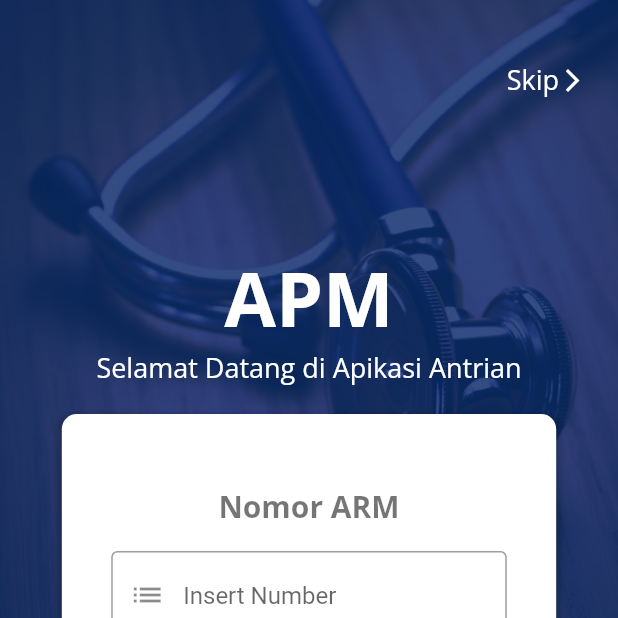
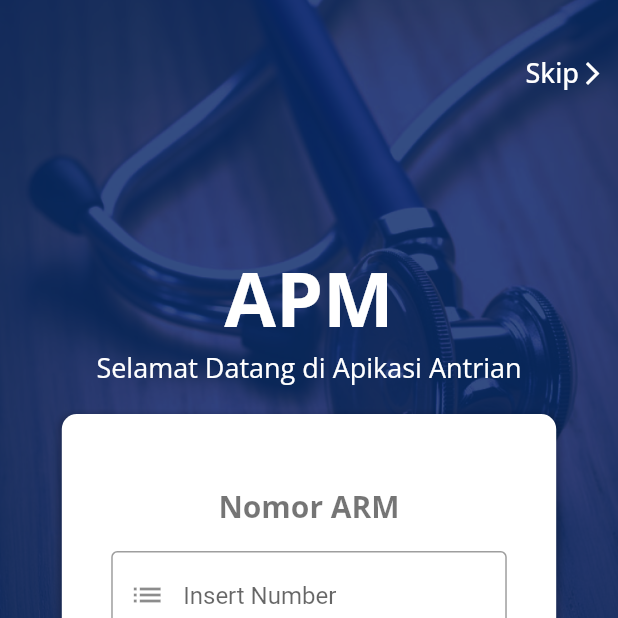
Before and after one commit to praztyobudi/SinauFlutter, a Flutter app: the screen it shows after launch, on a phone screen of 412 x 824 dp, the top half of it. Run offline on Flutter 3.47's test engine with Material 2 defaults, Android fonts, the phone set to English and light mode, and no system bars; drawn by our look-alikes of date_time_picker; our stand-ins replace carousel_slider, get, google_fonts, persistent_bottom_nav_bar, sizer.

Commit message:
Tambah | getx & route di main

```diff
--- a/lib/main.dart
+++ b/lib/main.dart
@@ -1,55 +1,28 @@
 import 'package:flutter/material.dart';
-import 'package:latihanflutter/login.dart';
+import 'package:get/get.dart';
+import 'package:get/get_navigation/src/root/get_material_app.dart';
+import 'package:get/get_navigation/src/routes/get_route.dart';
+import 'package:latihanflutter/view/dashboard.dart';
+import 'package:latihanflutter/view/login.dart';
 
-// void main() {
-//   runApp(MyApp());
-// }
 void main() => runApp(MainPage());
 
-class MainPage extends StatefulWidget {
-  @override
-  _MainPageState createState() => _MainPageState();
-}
-
-class _MainPageState extends State<MainPage> with WidgetsBindingObserver {
-  @override
-  void initState() {
-    super.initState();
-
-    WidgetsBinding.instance.addObserver(this);
-  }
-
-  @override
-  void dispose() {
-    WidgetsBinding.instance.removeObserver(this);
-    super.dispose();
-  }
-
-  @override
-  void didChangeAppLifecycleState(AppLifecycleState state) {
-    super.didChangeAppLifecycleState(state);
-    if (state == AppLifecycleState.inactive) {
-      print("====>INACTIVE<====");
-    }
-    if (state == AppLifecycleState.paused) {
-      print("====>PAUSE<====");
-    }
-    if (state == AppLifecycleState.resumed) {
-      print("====>RESUME<====");
-    }
-    if (state == AppLifecycleState.detached) {
-      print("====>DETACTED<====");
-    }
-  }
-
+class MainPage extends StatelessWidget {
   @override
   Widget build(BuildContext context) {
-    return MaterialApp(
-      debugShowCheckedModeBanner: false, //menghilangkan banner debug
-      routes: {
-        '/': (context) => LoginPage(),
-        // '/dashboard': (context) => Page1()
-      },
+    return GetMaterialApp(
+      getPages: [
+        GetPage(
+          name: '/',
+          page: () => LoginPage(),
+        ),
+        GetPage(
+            name: '/home',
+            page: () => Page1(),
+            transition: Transition.leftToRight,
+            transitionDuration: Duration(seconds: 1)),
+      ],
+      debugShowCheckedModeBanner: false,
     );
   }
 }
--- a/lib/content/beranda/berita_slide.dart
+++ b/lib/view/content/beranda/berita_slide.dart
@@ -1,7 +1,7 @@
 import 'package:flutter/material.dart';
 import 'package:google_fonts/google_fonts.dart';
 import 'package:carousel_slider/carousel_slider.dart';
-import 'package:latihanflutter/content/beranda/berita_semua_slide.dart';
+import 'package:latihanflutter/view/content/beranda/berita_semua_slide.dart';
 import 'package:sizer/sizer.dart';
 
 class NewsSlide extends StatefulWidget {
--- a/lib/content/beranda/menus.dart
+++ b/lib/view/content/beranda/menus.dart
@@ -1,6 +1,6 @@
 import 'package:flutter/material.dart';
 import 'package:google_fonts/google_fonts.dart';
-import 'package:latihanflutter/src/screensize.dart';
+import 'package:latihanflutter/view/src/screensize.dart';
 import 'package:flutter/cupertino.dart';
 
 class Menus extends StatefulWidget {
--- a/lib/content/beranda/slides_master.dart
+++ b/lib/view/content/beranda/slides_master.dart
@@ -1,11 +1,11 @@
 import 'dart:ui';
 
 import 'package:flutter/material.dart';
-import 'package:latihanflutter/content/beranda/menus.dart';
-import 'package:latihanflutter/content/beranda/berita_slide.dart';
+import 'package:latihanflutter/view/content/beranda/menus.dart';
+import 'package:latihanflutter/view/content/beranda/berita_slide.dart';
 import 'package:sizer/sizer.dart';
 import 'package:carousel_slider/carousel_slider.dart';
-import 'package:latihanflutter/content/beranda/berita_slide.dart'
+import 'package:latihanflutter/view/content/beranda/berita_slide.dart'
     show NewsSlide;
 
 class Home extends StatefulWidget {
--- a/lib/dashboard.dart
+++ b/lib/view/dashboard.dart
@@ -1,6 +1,6 @@
 import 'package:flutter/material.dart';
-import 'package:latihanflutter/content/beranda/slides_master.dart';
-import 'package:latihanflutter/content/info/infoUtama.dart';
+import 'package:latihanflutter/view/content/beranda/slides_master.dart';
+import 'package:latihanflutter/view/content/info/infoUtama.dart';
 import 'package:persistent_bottom_nav_bar/persistent-tab-view.dart';
 import 'package:flutter/cupertino.dart';
 
--- a/lib/login.dart
+++ b/lib/view/login.dart
@@ -2,10 +2,12 @@ import 'dart:math';
 import 'dart:ui';
 
 import 'package:flutter/material.dart';
+import 'package:sizer/sizer.dart';
+import 'package:get/get.dart';
 import 'package:google_fonts/google_fonts.dart';
-import 'package:latihanflutter/src/screensize.dart';
+import 'package:latihanflutter/view/src/screensize.dart';
 import 'package:date_time_picker/date_time_picker.dart';
-import 'package:latihanflutter/dashboard.dart';
+import 'package:latihanflutter/view/dashboard.dart';
 
 class LoginPage extends StatefulWidget {
   LoginPage({Key key}) : super(key: key);
@@ -213,31 +215,34 @@ class _LoginPageState extends State<LoginPage> {
                     fontSize: 15,
                   )),
             ),
-            Row(
+            Container(
+              margin: EdgeInsets.only(
+                top: 3.h,
+              ),
+              alignment: Alignment.topRight,
+              child: TextButton(
+                onPressed: () {
+                  Get.toNamed('/home');
+                },
+                child: Row(
+                  mainAxisSize: MainAxisSize.min,
+                  crossAxisAlignment: CrossAxisAlignment.center,
                   children: [
-                Padding(
-                  padding: EdgeInsets.only(
-                      top: ScreenSize.blockVertical * 5,
-                      left: ScreenSize.blockHorizontal * 82),
-                  child: Text(
+                    Text(
                       'Skip',
                       style: GoogleFonts.openSans(
                         color: Colors.white,
                         fontSize: 18,
                       ),
                     ),
-                ),
-                Padding(
-                  padding: EdgeInsets.only(
-                    top: ScreenSize.blockVertical * 5,
-                  ),
-                  child: Icon(
+                    Icon(
                       Icons.arrow_forward_ios_outlined,
                       color: Colors.white,
                       size: 18,
                     ),
+                  ],
                 ),
-              ],
+              ),
             )
             // Container(
             //   alignment: AlignmentDirectional.topEnd,
--- a/pubspec.yaml
+++ b/pubspec.yaml
@@ -27,11 +27,12 @@ dependencies:
   http: ^0.13.1
   google_fonts: ^2.0.0
   statusbar: ^1.1.0
-  convex_bottom_bar: ^3.0.0
+  #convex_bottom_bar: ^3.0.0
   carousel_slider: ^3.0.0
   persistent_bottom_nav_bar: ^4.0.2
-  badges: any
+  #badges: any
   sizer: any
+  get: any
 
 
 
```
Also changed, not shown: lib/content/content_1.dart (deleted, +0 -41 lines), lib/content/post.dart (deleted, +0 -37 lines), lib/models/model_login.dart (added, +47 -0 lines), lib/view/models/cobaapi.dart (added, +47 -0 lines), lib/providers/api_login.dart (added), lib/view/content/beranda/berita_semua_slide.dart (renamed from lib/content/beranda/berita_semua_slide.dart), lib/view/content/info/infoIsi.dart (added), lib/view/content/info/infoUtama.dart (renamed from lib/content/info/infoUtama.dart), lib/view/src/screensize.dart (renamed from lib/src/screensize.dart), pubspec.lock. Lines whose indentation alone changed are shown as unchanged.
